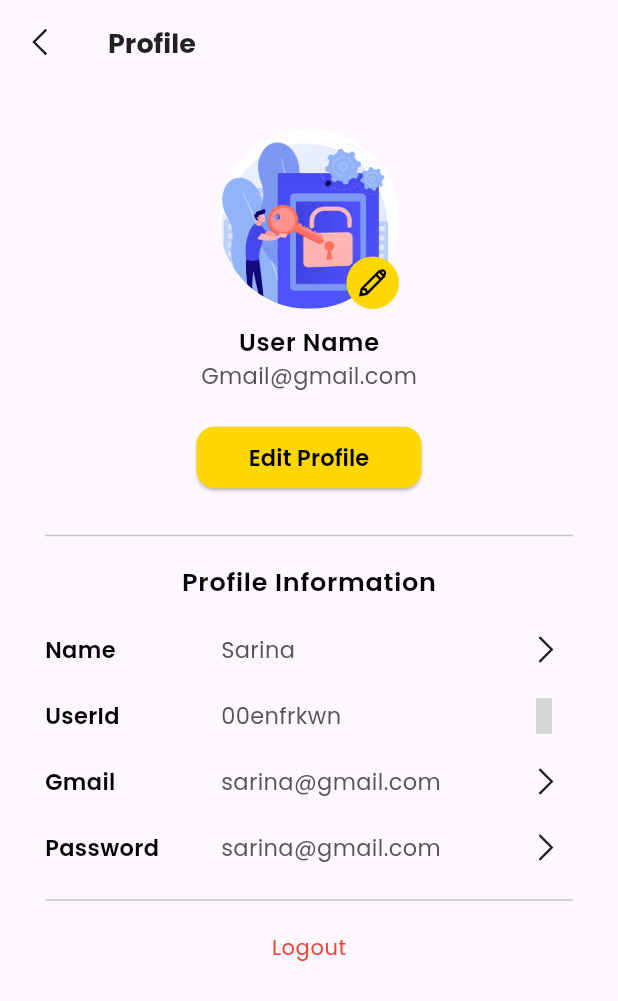
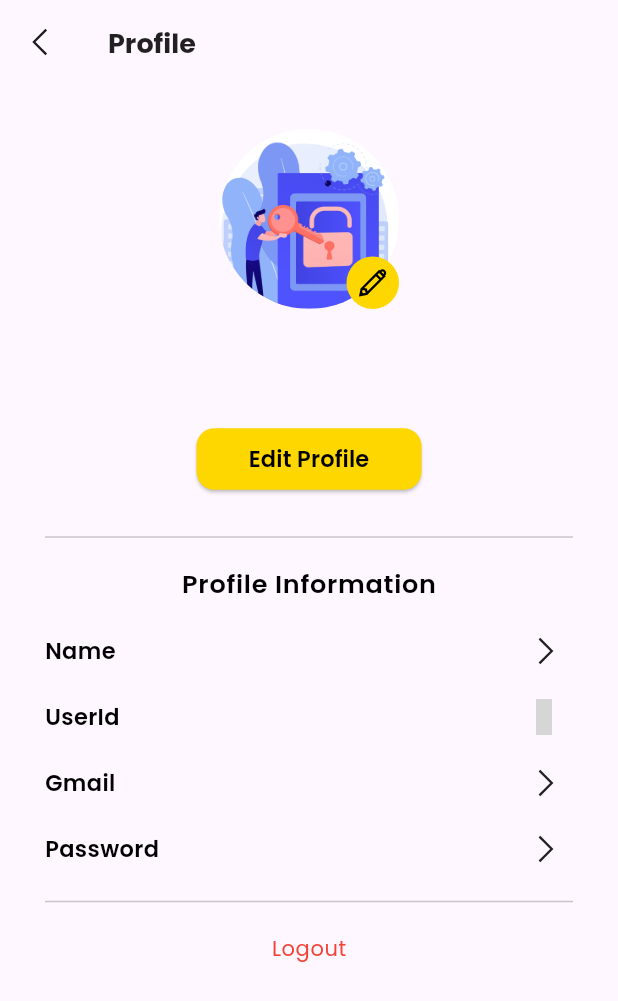
Before and after one commit to SarinaShrestha/momentix, a Flutter app: the ProfilePage screen opened directly, on a phone screen of 412 x 824 dp. Shown: the top 1001 px of the screen. Run offline on Flutter 3.47's test engine with Material 3 defaults, Android fonts, the phone set to English and light mode, and no system bars; our stand-ins replace cloud_firestore, firebase_auth, firebase_core, firebase_storage, get, iconsax and 4 more; missing offline and left inert: firebase_app_check, google_ml_kit, google_mlkit_face_detection; accounts and stored records are empty; grey boxes are pictures that could not be loaded.

Commit message:
Profile Page with User Details

```diff
--- a/frontend/lib/features/authentication/views/register/signup.dart
+++ b/frontend/lib/features/authentication/views/register/signup.dart
@@ -2,7 +2,7 @@ import 'dart:io';
 
 import 'package:flutter/gestures.dart';
 import 'package:flutter/material.dart';
-import 'package:frontend/controller/register_controller.dart';
+import 'package:frontend/features/authentication/controller/register_controller.dart';
 import 'package:frontend/utils/colors.dart';
 import 'package:frontend/utils/image_strings.dart';
 import 'package:frontend/utils/sizes.dart';
@@ -81,7 +81,7 @@ class RegistrationPageState extends State<RegistrationPage> {
                             builder: (_) => Dialog(
                               backgroundColor: Colors.transparent,
                               elevation: 0,
-                              child: ErrorMessageWidget(text: "Please take a picture first"),
+                              child: ErrorMessageWidget(text: 'Please take a picture first'),
                             ));
                             return;
                           }
--- a/frontend/lib/features/core/views/events/events.dart
+++ b/frontend/lib/features/core/views/events/events.dart
@@ -57,7 +57,6 @@ class EventsPage extends StatelessWidget {
                           MaterialPageRoute(builder: (context) => HomePage()),
                         );
                     },
-                    color: buttonYellow,
                     outlined: false,
                   ),
                 ),
--- a/frontend/lib/features/core/views/home/home_page.dart
+++ b/frontend/lib/features/core/views/home/home_page.dart
@@ -7,11 +7,13 @@ import 'package:frontend/utils/colors.dart';
 
 
 class HomePage extends StatefulWidget {
+  const HomePage({super.key});
+
   @override
-  _HomePageState createState() => _HomePageState();
+  HomePageState createState() => HomePageState();
 }
 
-class _HomePageState extends State<HomePage> {
+class HomePageState extends State<HomePage> {
   int _selectedIndex = 0;
 
   final List<Widget> _pages = [
--- a/frontend/lib/features/core/views/profile/profile_page.dart
+++ b/frontend/lib/features/core/views/profile/profile_page.dart
@@ -1,15 +1,34 @@
+import 'package:cloud_firestore/cloud_firestore.dart';
+import 'package:firebase_auth/firebase_auth.dart';
 import 'package:flutter/material.dart';
 import 'package:frontend/features/core/views/profile/update_profile_page.dart';
 import 'package:frontend/features/core/widgets/profile_details_widget.dart';
 import 'package:frontend/utils/colors.dart';
-import 'package:get/get.dart';
 import 'package:frontend/utils/image_strings.dart';
 import 'package:frontend/utils/sizes.dart';
+import 'package:frontend/utils/text_strings.dart';
 import 'package:frontend/widgets/common/thin_elevated_button_widget.dart';
 import 'package:iconsax/iconsax.dart';
 import 'package:line_awesome_flutter/line_awesome_flutter.dart';
 
 class ProfilePage extends StatelessWidget {
+  const ProfilePage({super.key});
+
+  Future<DocumentSnapshot<Map<String, dynamic>>> _getUserData() async {
+    User? user = FirebaseAuth.instance.currentUser;
+
+    if (user == null) {
+      print("No user logged in.");
+      throw Exception("User not logged in.");
+    }
+
+    String uid = user.uid;
+    print("Current User UID: $uid");  // Debugging print
+
+    return FirebaseFirestore.instance.collection('Users').doc(uid).get();
+
+  }
+
   @override
   Widget build(BuildContext context) {
     return Scaffold(
@@ -17,7 +36,25 @@ class ProfilePage extends StatelessWidget {
         leading: IconButton(onPressed: (){}, icon: const Icon(LineAwesomeIcons.angle_left)),
         title: Text('Profile', style: Theme.of(context).textTheme.headlineLarge?.copyWith(fontSize: 18, fontWeight: FontWeight.bold)),
       ),
-      body: SingleChildScrollView(
+      body:FutureBuilder<DocumentSnapshot<Map<String, dynamic>>>(
+        future: _getUserData(),
+        builder: (context, snapshot) {
+          if (snapshot.connectionState == ConnectionState.waiting) {
+            return const Center(child: CircularProgressIndicator());
+          }
+
+          if (!snapshot.hasData || !snapshot.data!.exists) {
+            return const Center(child: Text("User data not found."));
+          }
+
+          var userData = snapshot.data!.data()!;
+          String profileImage = '';
+          String name = userData['FullName'] ?? '';
+          String email = userData['Email'] ?? '';
+          String userId = userData['Id'] ?? '';
+          String password = userData['Password'] ?? '';
+
+          return SingleChildScrollView(
         child: Container(
           padding: const EdgeInsets.all(defaultSize),
           child: Column(
@@ -36,7 +73,9 @@ class ProfilePage extends StatelessWidget {
                       ),
                       child: ClipRRect(
                         borderRadius: BorderRadius.circular(100),
-                        child: Image(image: AssetImage(loginImage), fit: BoxFit.cover,),
+                        child: profileImage.isNotEmpty ?
+                          Image.network(profileImage, fit: BoxFit.cover,) :
+                          Image.asset(loginImage, fit: BoxFit.cover,),
                       ),
                     ),
                   ),
@@ -56,15 +95,19 @@ class ProfilePage extends StatelessWidget {
                 ],
               ),
               const SizedBox(height: 10,),
-              Text('User Name', style: Theme.of(context).textTheme.bodyLarge?.copyWith(fontSize: 16),),
-              Text('Gmail@gmail.com', style: Theme.of(context).textTheme.bodyMedium?.copyWith(fontSize: 15)),
+              Text(name, style: Theme.of(context).textTheme.bodyLarge?.copyWith(fontSize: 16),),
+              Text(email, style: Theme.of(context).textTheme.bodyMedium?.copyWith(fontSize: 15)),
               const SizedBox(height: 20,),
               SizedBox(
                 width: 150,
                 child: ThinElevatedButtonWidget(
-                  onPressed: () => Get.to(() => const UpdateProfilePage()),
+                  onPressed: () {
+                    Navigator.push(
+                      context,
+                      MaterialPageRoute(builder: (context) => UpdateProfilePage()),
+                    );
+                  },
                   buttonName: 'Edit Profile',
-                  color: textBlue ,
                   outlined: false,
                   ),
               ),
@@ -77,26 +120,26 @@ class ProfilePage extends StatelessWidget {
 
               ProfileDetailsWidget(
                 title: 'Name',
-                value: 'Sarina',
+                value: name,
                 onPressed: (){},
               ),
 
               ProfileDetailsWidget(
                 title: 'UserId',
-                value: '00enfrkwn',
+                value: userId,
                 icon: Iconsax.copy,
                 onPressed: (){},
               ),
 
               ProfileDetailsWidget(
                 title: 'Gmail',
-                value: 'sarina@gmail.com',
+                value: email,
                 onPressed: (){},
               ),
 
               ProfileDetailsWidget(
                 title: 'Password',
-                value: 'sarina@gmail.com',
+                value: password,
                 onPressed: (){},
               ),
 
@@ -114,7 +157,11 @@ class ProfilePage extends StatelessWidget {
 
             ),
         ),
+      );
+
+        },
       ),
+
     );
   }
 }
--- a/frontend/lib/main.dart
+++ b/frontend/lib/main.dart
@@ -2,6 +2,7 @@ import 'package:firebase_app_check/firebase_app_check.dart';
 import 'package:firebase_core/firebase_core.dart';
 import 'package:flutter/material.dart';
 import 'package:frontend/features/authentication/views/login/login.dart';
+import 'package:frontend/features/authentication/views/register/signup.dart';
 import 'package:frontend/features/core/views/home/home_page.dart';
 import 'package:frontend/features/core/views/home/home_screen.dart';
 import 'package:frontend/firebase_options.dart';
@@ -29,10 +30,10 @@ class MyApp extends StatelessWidget {
 
   @override
   Widget build(BuildContext context){
-    return MaterialApp(
+    return GetMaterialApp(
       theme: AppTheme.lightTheme,
       debugShowCheckedModeBanner: false,
-      home: HomePage(),
+      home: LoginPage(),
     );
   }
 }
--- a/frontend/lib/repository/authentication_repository/authentication_repository.dart
+++ b/frontend/lib/repository/authentication_repository/authentication_repository.dart
@@ -1,6 +1,6 @@
 import 'package:firebase_auth/firebase_auth.dart';
+import 'package:frontend/features/core/views/home/home_page.dart';
 import 'package:frontend/repository/authentication_repository/exceptions/signup_failure.dart';
-import 'package:frontend/views/home.dart';
 import 'package:frontend/features/authentication/views/login/login.dart';
 import 'package:get/get.dart';
 
--- a/frontend/lib/widgets/common/thin_elevated_button_widget.dart
+++ b/frontend/lib/widgets/common/thin_elevated_button_widget.dart
@@ -6,14 +6,12 @@ class ThinElevatedButtonWidget extends StatelessWidget {
     super.key,
     required this.buttonName,
     required this.onPressed,
-    required this.color,
     this.textColor,
     required this.outlined
   });
 
   final String buttonName;
   final VoidCallback onPressed;
-  final Color color;
   final bool outlined;
   final dynamic textColor;
 
--- a/frontend/lib/widgets/form/error_message_widget.dart
+++ b/frontend/lib/widgets/form/error_message_widget.dart
@@ -3,7 +3,7 @@ import 'package:frontend/utils/colors.dart';
 import 'package:frontend/utils/image_strings.dart';
 
 class ErrorMessageWidget extends StatelessWidget {
-  const ErrorMessageWidget({
+  const ErrorMessageWidget( {
     super.key,
     required this.text,
   });
--- a/frontend/lib/widgets/form/profile_picture.dart
+++ b/frontend/lib/widgets/form/profile_picture.dart
@@ -53,7 +53,7 @@ class ProfilePictureState extends State<ProfilePicture> {
         const SizedBox(height: 10),
         // Show error message if there's an issue
         if (_errorMessage != null)
-          ErrorMessageWidget(text: _errorMessage!),
+          ErrorMessageWidget(text : _errorMessage!),
       ],
     );
   }
```
Also changed, not shown: frontend/lib/features/authentication/controller/login_controller.dart (renamed from frontend/lib/controller/login_controller.dart, +33 -20 lines), frontend/lib/features/authentication/model/user_model.dart (+13 -0 lines), frontend/lib/features/authentication/views/login/login.dart (+7 -6 lines), frontend/lib/features/core/controller/profile/profile_controller.dart (added, +31 -0 lines), frontend/lib/features/core/views/profile/update_profile_page.dart (+87 -1 lines), frontend/lib/repository/user_repository/user_repository.dart (+10 -0 lines), frontend/lib/views/home.dart (deleted, +0 -197 lines), frontend/lib/features/authentication/controller/register_controller.dart (renamed from frontend/lib/controller/register_controller.dart), 1 other file.
